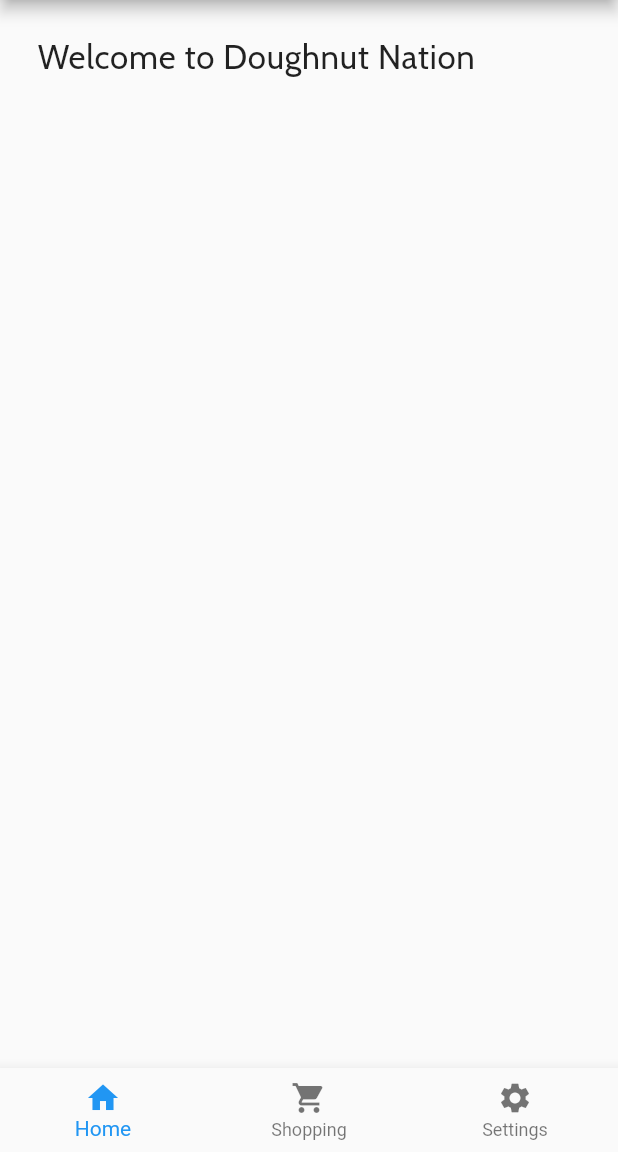
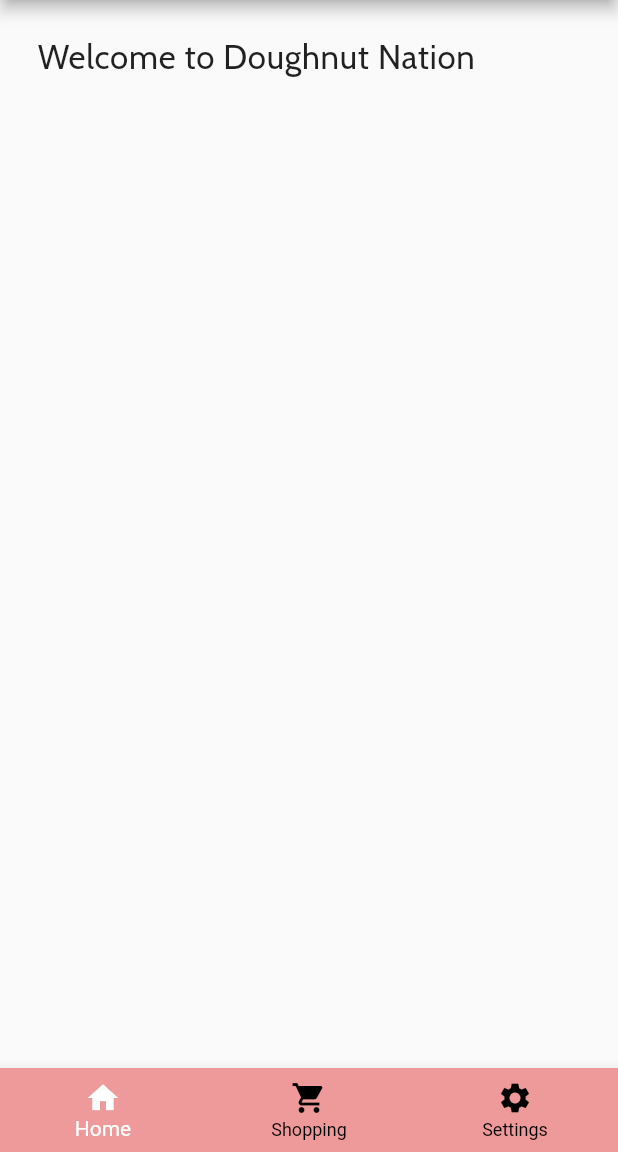
Before and after one commit to alu-rwa-prog-1/mini-project-1-iwanjo, a Flutter app: the screen it shows after launch, on a phone screen of 412 x 824 dp, the part 84-1236 px from its top. Run offline on Flutter 3.47's test engine with Material 2 defaults, Android fonts, the phone set to English and light mode, and no system bars; our stand-ins replace google_fonts.

Commit message:
Changed color of bottomnavbar items

```diff
--- a/ALU_RWA_MiniProject1_Wk3/lib/Home.dart
+++ b/ALU_RWA_MiniProject1_Wk3/lib/Home.dart
@@ -19,6 +19,9 @@ class Home extends StatelessWidget {
         ),
       ),
       bottomNavigationBar: BottomNavigationBar(
+        backgroundColor: Color(0xFFEF9A9A),
+        selectedItemColor: Colors.white,
+        unselectedItemColor: Colors.black,
         currentIndex: 0,
         items: [
           BottomNavigationBarItem(
```
